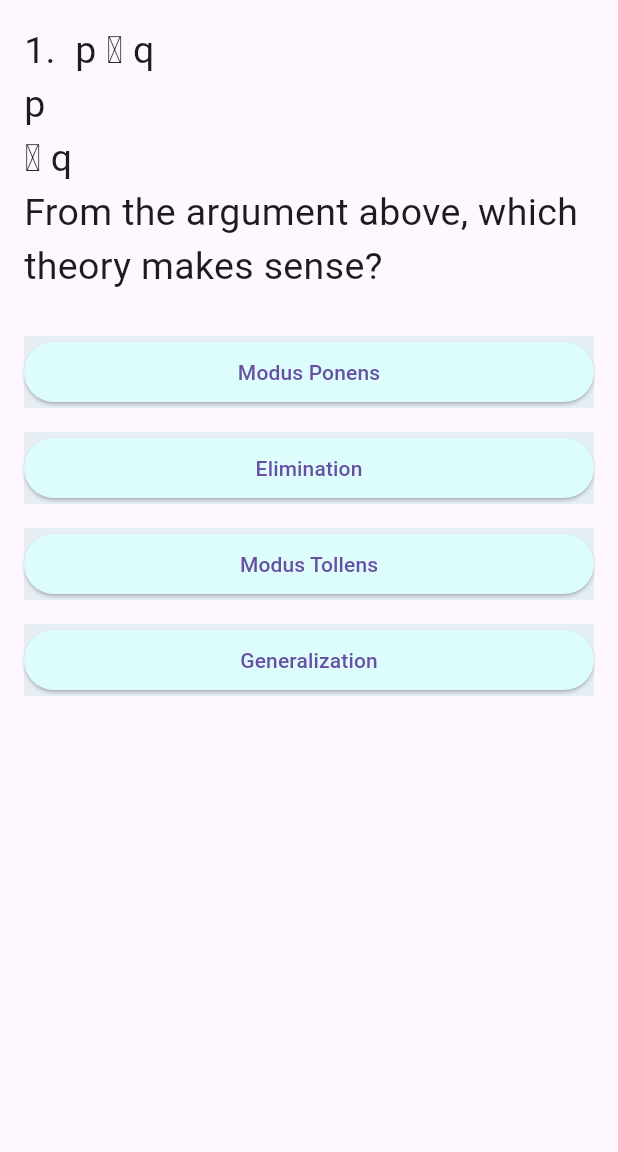
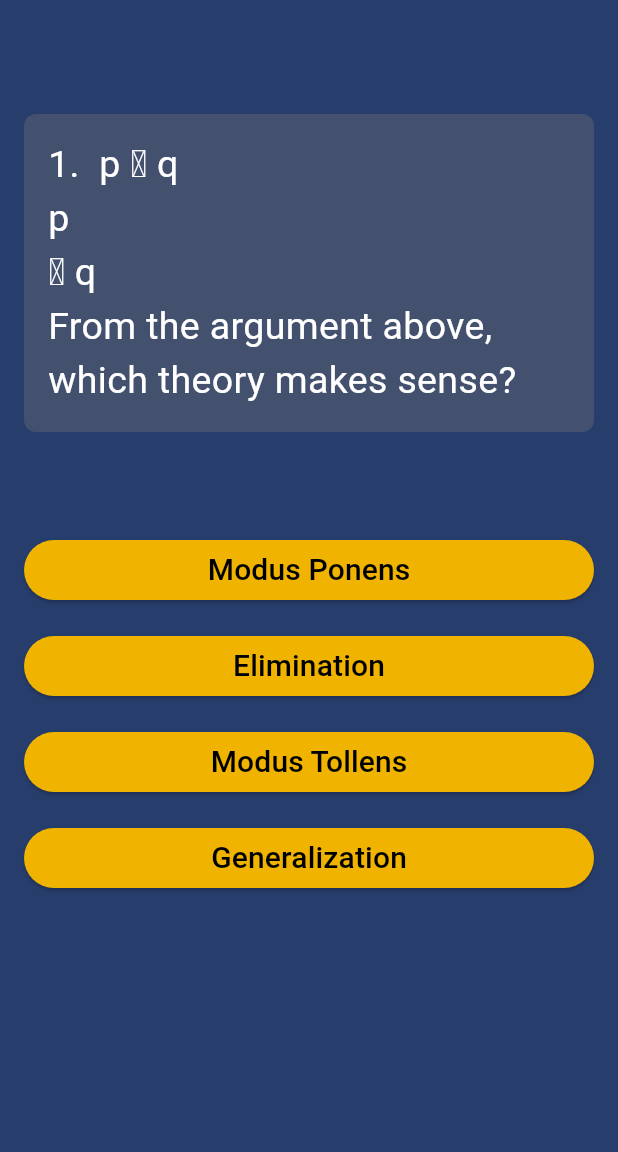
Before and after one commit to IIDDOOSSEE/quiz, a Flutter app: the screen it shows after launch, on a phone screen of 412 x 824 dp, the part 84-1236 px from its top. Run offline on Flutter 3.47's test engine with Material 3 defaults, Android fonts, the phone set to English and light mode, and no system bars.

Commit message:
change appbar bg / add container in question / change color button

```diff
--- a/assets/question.txt
+++ b/assets/question.txt
@@ -48,4 +48,4 @@ a. p
 b. q
 c. ~q  → ~p
 d. ~p  → ~q
-ans: b
+ans: c
--- a/lib/main.dart
+++ b/lib/main.dart
@@ -27,6 +27,7 @@ class _HomeState extends State<Home> {
           centerTitle: true,
         ),
         body: const QuizApp(),
+        backgroundColor: Color.fromARGB(255, 39, 61, 108),
       ),
     );
   }
@@ -152,16 +153,29 @@ class _QuizAppState extends State<QuizApp> {
           crossAxisAlignment: CrossAxisAlignment.stretch,
           children: <Widget>[
             // ใช้ Expanded เพื่อให้พื้นที่สำหรับโจทย์สามารถขยายได้
+            const SizedBox(height: 60),
             Flexible(
               child: SingleChildScrollView(
-                child: Text(
-                  _questions[_currentQuestionIndex]['question'] as String,
-                  style: const TextStyle(fontSize: 25),
-                  textAlign: TextAlign.left,
+                child: Container(
+                  padding: const EdgeInsets.all(16.0),
+                  decoration: BoxDecoration(
+                    color: const Color.fromARGB(
+                        255, 67, 81, 110), // Set background color
+                    borderRadius:
+                        BorderRadius.circular(8.0), // Set rounded corners
+                  ),
+                  child: Text(
+                    _questions[_currentQuestionIndex]['question'] as String,
+                    style: const TextStyle(
+                      fontSize: 25,
+                      color: Colors.white,
+                    ),
+                    textAlign: TextAlign.left,
+                  ),
                 ),
               ),
             ),
-            const SizedBox(height: 20),
+            const SizedBox(height: 60),
             Flexible(
               child: Column(
                 crossAxisAlignment: CrossAxisAlignment.stretch,
@@ -169,14 +183,17 @@ class _QuizAppState extends State<QuizApp> {
                         as List<String>)
                     .map((option) {
                   return Container(
-                    color: const Color.fromARGB(255, 229, 238, 243),
+                    color: Color.fromARGB(255, 39, 61, 108),
                     margin: const EdgeInsets.symmetric(vertical: 8.0),
                     child: ElevatedButton(
                       onPressed: () => _answerQuestion(option),
                       style: ElevatedButton.styleFrom(
-                          backgroundColor:
-                              const Color.fromARGB(255, 221, 252, 252)),
-                      child: Text(option),
+                          backgroundColor: Color.fromARGB(255, 240, 180, 0)),
+                      child: Text(option,
+                          style: const TextStyle(
+                            fontSize: 20,
+                            color: Color.fromARGB(255, 0, 0, 0),
+                          )),
                     ),
                   );
                 }).toList(),
```
